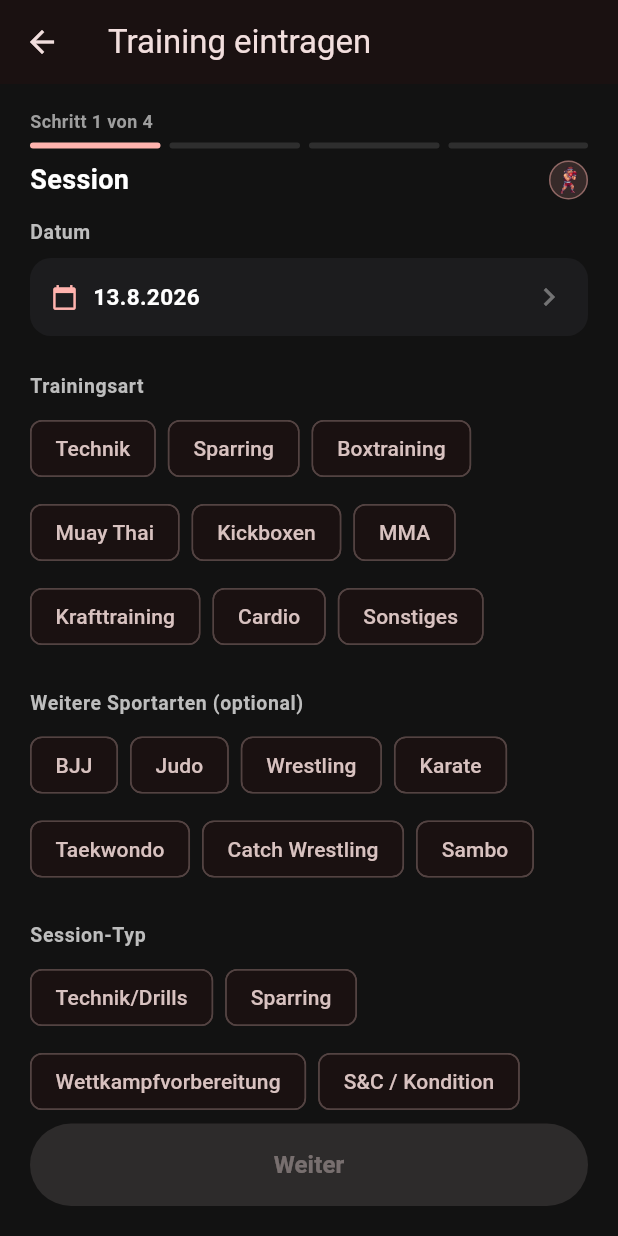
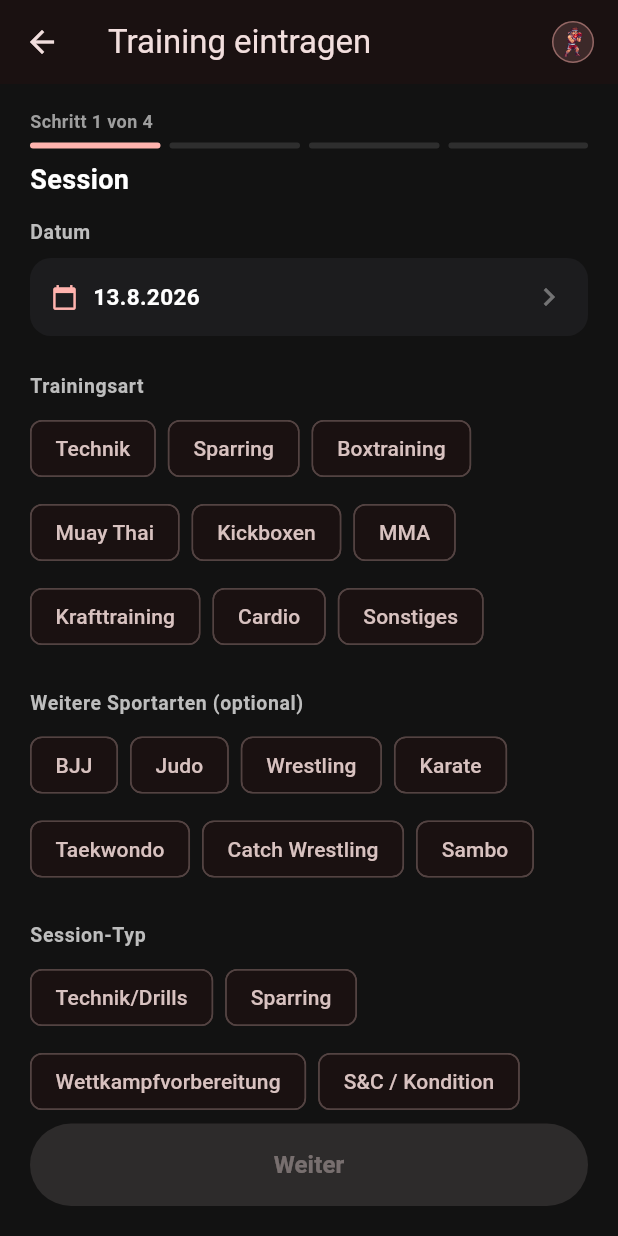
Before and after one commit to Yama384/boxing_app, a Flutter app: the LogbookScreen screen opened directly, after a tap on "Training eintragen", on a phone screen of 412 x 824 dp. Run offline on Flutter 3.47's test engine with Material 3 defaults, Android fonts, the phone set to English and light mode, and no system bars; our stand-ins replace audioplayers, fl_chart, shared_preferences; accounts and stored records are empty.

Commit message:
Löschen mit Bestätigungsdialog statt Undo-Snackbar; Coach-Guides einheitlich in AppBar (+neu für Timer/Kraft); IndexedStack für flüssigere Tab-Wechsel; Positioneller Fokus entfernt; Ziel-Button im Dashboard

```diff
--- a/lib/app_strings.dart
+++ b/lib/app_strings.dart
@@ -44,8 +44,8 @@ const Map<String, Map<String, String>> _translations = {
     'cancel': 'Abbrechen',
     'delete': 'Löschen',
     'add': 'Hinzufügen',
-    'exerciseDeleted': 'Übung gelöscht',
-    'undo': 'Rückgängig',
+    'confirmDeleteTitle': 'Wirklich löschen?',
+    'confirmDeleteMessage': 'Diese Aktion kann nicht rückgängig gemacht werden.',
     'entriesTab': 'Einträge',
     'progressTab': 'Verlauf',
     'notEnoughData': 'Noch nicht genug Daten -- trag deine Maximalkraft an mindestens 2 Trainingstagen ein',
@@ -53,7 +53,6 @@ const Map<String, Map<String, String>> _translations = {
     'maxWeightKg': 'Maximalgewicht (kg)',
     'noEntriesYet': 'Noch keine Einträge -- trag nach deiner nächsten Trainingseinheit deine Maximalkraft ein',
     'lastEntry': 'Zuletzt',
-    'entryDeleted': 'Eintrag gelöscht',
     'weekdayMonday': 'Montag',
     'weekdayTuesday': 'Dienstag',
     'weekdayWednesday': 'Mittwoch',
@@ -70,7 +69,6 @@ const Map<String, Map<String, String>> _translations = {
     'addSession': 'Einheit hinzufügen',
     'customCategoryLabel': 'Eigene Kategorie',
     'noSessionsPlanned': 'Kein Training geplant',
-    'sessionDeleted': 'Einheit gelöscht',
     'trainingTypeTechnique': 'Technik',
     'trainingTypeSparring': 'Sparring',
     'trainingTypeBoxing': 'Boxtraining',
@@ -147,7 +145,6 @@ const Map<String, Map<String, String>> _translations = {
     'markPaused': 'Pausieren',
     'reactivate': 'Reaktivieren',
     'improvementDetected': 'Verbesserung erkannt',
-    'goalDeleted': 'Ziel gelöscht',
     'editGoal': 'Ziel bearbeiten',
     'searchEntries': 'Suchen',
     'filterLabel': 'Filter',
@@ -204,13 +201,15 @@ const Map<String, Map<String, String>> _translations = {
     'coachTourPain':
         'Hattest du Schmerzen oder Beschwerden? Das hilft uns, wiederkehrende Probleme früh zu erkennen.',
     'coachTourTechniques': 'Welche Techniken hast du geübt? Trag sie als kurze Stichworte ein.',
-    'coachTourPositionalFocus': 'Auf welche Position oder welches Konzept lag dein Schwerpunkt?',
     'coachTourSuccessRating': 'Wie gut hat die Umsetzung geklappt -- zum Beispiel im Sparring oder am Sandsack?',
     'coachTourSparringLog': 'Hier trägst du deine Runden ein und was du gelandet bzw. kassiert hast.',
     'coachTourRating': 'Wie lief das Training insgesamt, auf einer Skala von 1 bis 5 Sternen?',
     'coachTourKeyTakeaway': 'Was war heute dein wichtigster Erkenntnisgewinn? Ein Satz reicht.',
     'coachTourMood': 'Wie hast du dich nach dem Training gefühlt?',
     'coachTourImprovement': 'Was möchtest du dir bis zum nächsten Mal konkret vornehmen zu verbessern?',
+    'coachTourTimerModes': 'Hier wechselst du zwischen Stoppuhr, Timer und Intervall-Timer für dein Rundentraining.',
+    'coachTourStrengthIntro':
+        'Hier fügst du neue Kraftübungen hinzu. Tippe später eine Übung an, um dein Maximalgewicht einzutragen und deinen Fortschritt zu sehen.',
     'wizardStepSession': 'Session',
     'wizardStepCheckIn': 'Check-in',
     'wizardStepTechnique': 'Technik & Sparring',
@@ -266,8 +265,6 @@ const Map<String, Map<String, String>> _translations = {
     'bodyZoneOther': 'Sonstige',
     'techniquesPracticedLabel': 'Geübte Techniken',
     'addTechniqueHint': 'Technik hinzufügen...',
-    'positionalFocusLabel': 'Positioneller Fokus',
-    'addPositionHint': 'Position hinzufügen...',
     'techniqueSuccessLabel': 'Wie gut hat die Umsetzung geklappt?',
     'sparringLogLabel': 'Sparring-Log',
     'roundsLabel': 'Runden',
@@ -327,8 +324,8 @@ const Map<String, Map<String, String>> _translations = {
     'cancel': 'Cancel',
     'delete': 'Delete',
     'add': 'Add',
-    'exerciseDeleted': 'Exercise deleted',
-    'undo': 'Undo',
+    'confirmDeleteTitle': 'Delete this?',
+    'confirmDeleteMessage': 'This action cannot be undone.',
     'entriesTab': 'Entries',
     'progressTab': 'Progress',
     'notEnoughData': 'Not enough data yet -- log your max strength on at least 2 training days',
@@ -336,7 +333,6 @@ const Map<String, Map<String, String>> _translations = {
     'maxWeightKg': 'Max weight (kg)',
     'noEntriesYet': 'No entries yet -- log your max strength after your next training session',
     'lastEntry': 'Last',
-    'entryDeleted': 'Entry deleted',
     'weekdayMonday': 'Monday',
     'weekdayTuesday': 'Tuesday',
     'weekdayWednesday': 'Wednesday',
@@ -353,7 +349,6 @@ const Map<String, Map<String, String>> _translations = {
     'addSession': 'Add session',
     'customCategoryLabel': 'Custom category',
     'noSessionsPlanned': 'No training planned',
-    'sessionDeleted': 'Session deleted',
     'trainingTypeTechnique': 'Technique',
     'trainingTypeSparring': 'Sparring',
     'trainingTypeBoxing': 'Boxing training',
@@ -430,7 +425,6 @@ const Map<String, Map<String, String>> _translations = {
     'markPaused': 'Pause',
     'reactivate': 'Reactivate',
     'improvementDetected': 'Improvement detected',
-    'goalDeleted': 'Goal deleted',
     'editGoal': 'Edit goal',
     'searchEntries': 'Search',
     'filterLabel': 'Filter',
@@ -481,13 +475,15 @@ const Map<String, Map<String, String>> _translations = {
     'coachTourSleep': 'How well did you sleep last night?',
     'coachTourPain': 'Any pain or discomfort? This helps us spot recurring issues early.',
     'coachTourTechniques': 'Which techniques did you drill? Add them as short tags.',
-    'coachTourPositionalFocus': 'What position or concept was your focus?',
     'coachTourSuccessRating': 'How well did it translate -- in sparring or on the bag, for example?',
     'coachTourSparringLog': "Here's where you log your rounds and what you landed or took.",
     'coachTourRating': 'How did the session go overall, on a scale of 1 to 5 stars?',
     'coachTourKeyTakeaway': "What was today's biggest takeaway? One sentence is enough.",
     'coachTourMood': 'How did you feel after training?',
     'coachTourImprovement': 'What do you want to specifically work on improving by next time?',
+    'coachTourTimerModes': 'Switch here between stopwatch, timer, and interval timer for your round training.',
+    'coachTourStrengthIntro':
+        'Add new strength exercises here. Later, tap an exercise to log your max weight and track your progress.',
     'wizardStepSession': 'Session',
     'wizardStepCheckIn': 'Check-in',
     'wizardStepTechnique': 'Technique & Sparring',
@@ -543,8 +539,6 @@ const Map<String, Map<String, String>> _translations = {
     'bodyZoneOther': 'Other',
     'techniquesPracticedLabel': 'Techniques practiced',
     'addTechniqueHint': 'Add technique...',
-    'positionalFocusLabel': 'Positional focus',
-    'addPositionHint': 'Add position...',
     'techniqueSuccessLabel': 'How well did it translate?',
     'sparringLogLabel': 'Sparring log',
     'roundsLabel': 'Rounds',
--- a/lib/models/training_entry.dart
+++ b/lib/models/training_entry.dart
@@ -63,7 +63,6 @@ class TrainingEntry {
     this.sleepQuality,
     this.painEntries = const [],
     this.techniquesPracticed = const [],
-    this.positionalFocus = const [],
     this.techniqueSuccessRating,
     this.sparringLog,
     this.keyTakeaway,
@@ -101,7 +100,6 @@ class TrainingEntry {
   final int? sleepQuality;
   final List<PainEntry> painEntries;
   final List<String> techniquesPracticed;
-  final List<String> positionalFocus;
   final int? techniqueSuccessRating;
   final SparringLog? sparringLog;
 
@@ -128,7 +126,6 @@ class TrainingEntry {
     int? sleepQuality,
     List<PainEntry>? painEntries,
     List<String>? techniquesPracticed,
-    List<String>? positionalFocus,
     int? techniqueSuccessRating,
     SparringLog? sparringLog,
     String? keyTakeaway,
@@ -155,7 +152,6 @@ class TrainingEntry {
       sleepQuality: sleepQuality ?? this.sleepQuality,
       painEntries: painEntries ?? this.painEntries,
       techniquesPracticed: techniquesPracticed ?? this.techniquesPracticed,
-      positionalFocus: positionalFocus ?? this.positionalFocus,
       techniqueSuccessRating: techniqueSuccessRating ?? this.techniqueSuccessRating,
       sparringLog: sparringLog ?? this.sparringLog,
       keyTakeaway: keyTakeaway ?? this.keyTakeaway,
@@ -184,7 +180,6 @@ class TrainingEntry {
         'sleepQuality': sleepQuality,
         'painEntries': [for (final p in painEntries) p.toJson()],
         'techniquesPracticed': techniquesPracticed,
-        'positionalFocus': positionalFocus,
         'techniqueSuccessRating': techniqueSuccessRating,
         'sparringLog': sparringLog?.toJson(),
         'keyTakeaway': keyTakeaway,
@@ -220,9 +215,6 @@ class TrainingEntry {
       techniquesPracticed: [
         for (final t in json['techniquesPracticed'] as List<dynamic>? ?? const []) t as String,
       ],
-      positionalFocus: [
-        for (final p in json['positionalFocus'] as List<dynamic>? ?? const []) p as String,
-      ],
       techniqueSuccessRating: json['techniqueSuccessRating'] as int?,
       sparringLog:
           json['sparringLog'] != null ? SparringLog.fromJson(json['sparringLog'] as Map<String, dynamic>) : null,
--- a/lib/screens/add_training_entry_screen.dart
+++ b/lib/screens/add_training_entry_screen.dart
@@ -77,7 +77,6 @@ class _AddTrainingEntryScreenState extends State<AddTrainingEntryScreen> {
   final _painKey = GlobalKey();
   final _goalKey = GlobalKey();
   final _techniquesKey = GlobalKey();
-  final _positionKey = GlobalKey();
   final _successKey = GlobalKey();
   final _sparringKey = GlobalKey();
   final _ratingKey = GlobalKey();
@@ -101,7 +100,6 @@ class _AddTrainingEntryScreenState extends State<AddTrainingEntryScreen> {
   final List<PainEntry> _painEntries = [];
 
   final List<String> _techniquesPracticed = [];
-  final List<String> _positionalFocus = [];
   int _techniqueSuccessRating = 0;
   int? _rounds;
   int? _roundLengthMinutes;
@@ -121,7 +119,6 @@ class _AddTrainingEntryScreenState extends State<AddTrainingEntryScreen> {
   final _improvementController = TextEditingController();
   final _keyTakeawayController = TextEditingController();
   final _techniqueTagController = TextEditingController();
-  final _positionTagController = TextEditingController();
 
   bool get _canSave => _trainingType != null;
 
@@ -148,7 +145,6 @@ class _AddTrainingEntryScreenState extends State<AddTrainingEntryScreen> {
     _improvementController.dispose();
     _keyTakeawayController.dispose();
     _techniqueTagController.dispose();
-    _positionTagController.dispose();
     super.dispose();
   }
 
@@ -256,7 +252,6 @@ class _AddTrainingEntryScreenState extends State<AddTrainingEntryScreen> {
       sleepQuality: _sleepQuality == 0 ? null : _sleepQuality,
       painEntries: _painEnabled ? _painEntries : const [],
       techniquesPracticed: _techniquesPracticed,
-      positionalFocus: _positionalFocus,
       techniqueSuccessRating: _techniqueSuccessRating == 0 ? null : _techniqueSuccessRating,
       sparringLog: sparringLog,
       keyTakeaway: _keyTakeawayController.text.trim().isEmpty ? null : _keyTakeawayController.text.trim(),
@@ -850,21 +845,6 @@ class _AddTrainingEntryScreenState extends State<AddTrainingEntryScreen> {
         ),
         const SizedBox(height: 24),
         KeyedSubtree(
-          key: _positionKey,
-          child: Column(
-            crossAxisAlignment: CrossAxisAlignment.start,
-            children: [
-              _sectionLabel(s('positionalFocusLabel')),
-              _tagInput(
-                tags: _positionalFocus,
-                controller: _positionTagController,
-                hintText: s('addPositionHint'),
-              ),
-            ],
-          ),
-        ),
-        const SizedBox(height: 24),
-        KeyedSubtree(
           key: _successKey,
           child: Column(
             crossAxisAlignment: CrossAxisAlignment.start,
@@ -1019,7 +999,6 @@ class _AddTrainingEntryScreenState extends State<AddTrainingEntryScreen> {
       'wizardStepTechnique' || 'wizardStepTechniqueOnly' => [
           CoachTourStep(anchorKey: _goalKey, message: s('coachTipGoal')),
           CoachTourStep(anchorKey: _techniquesKey, message: s('coachTourTechniques')),
-          CoachTourStep(anchorKey: _positionKey, message: s('coachTourPositionalFocus')),
           CoachTourStep(anchorKey: _successKey, message: s('coachTourSuccessRating')),
           if (_showSparringLog) CoachTourStep(anchorKey: _sparringKey, message: s('coachTourSparringLog')),
         ],
@@ -1072,16 +1051,9 @@ class _AddTrainingEntryScreenState extends State<AddTrainingEntryScreen> {
           ],
         ),
         const SizedBox(height: 8),
-        Row(
-          children: [
-            Expanded(
-              child: Text(
-                s(titles[_currentStep]),
-                style: const TextStyle(fontSize: 18, fontWeight: FontWeight.w700, color: Colors.white),
-              ),
-            ),
-            CoachAvatarIcon(onTap: () => _startStepTour(context, s), size: 26),
-          ],
+        Text(
+          s(titles[_currentStep]),
+          style: const TextStyle(fontSize: 18, fontWeight: FontWeight.w700, color: Colors.white),
         ),
       ],
     );
@@ -1098,7 +1070,15 @@ class _AddTrainingEntryScreenState extends State<AddTrainingEntryScreen> {
         final isFirstStep = _currentStep == 0;
         final isLastStep = _currentStep == steps.length - 1;
         return Scaffold(
-          appBar: AppBar(title: Text(s('addTrainingEntry'))),
+          appBar: AppBar(
+            title: Text(s('addTrainingEntry')),
+            actions: [
+              Padding(
+                padding: const EdgeInsets.only(right: 16),
+                child: Center(child: CoachAvatarIcon(onTap: () => _startStepTour(context, s))),
+              ),
+            ],
+          ),
           body: SafeArea(
             child: Column(
               children: [
--- a/lib/screens/logbook_screen.dart
+++ b/lib/screens/logbook_screen.dart
@@ -57,13 +57,19 @@ class _LogbookScreenState extends State<LogbookScreen> {
     });
   }
 
+  // IndexedStack statt eines Switches: Dashboard und Historie bleiben beim
+  // Umschalten dauerhaft gemountet (siehe timer_screen.dart), statt bei
+  // jedem Wechsel disposed und neu gebaut zu werden -- das spart die
+  // Rebuild-Kosten pro Tab-Wechsel und Such-/Filter-Eingaben in der
+  // Historie gehen beim Zurückwechseln nicht verloren.
   Widget _buildBody(AppStrings s) {
-    switch (_view) {
-      case _LogbookView.dashboard:
-        return LogbookDashboardTab(s: s, streakKey: _streakKey, focusKey: _focusKey, goalsKey: _goalsKey);
-      case _LogbookView.history:
-        return LogbookHistoryTab(s: s);
-    }
+    return IndexedStack(
+      index: _view.index,
+      children: [
+        LogbookDashboardTab(s: s, streakKey: _streakKey, focusKey: _focusKey, goalsKey: _goalsKey),
+        LogbookHistoryTab(s: s),
+      ],
+    );
   }
 
   Widget _segmentLabel(String text) {
@@ -83,7 +89,15 @@ class _LogbookScreenState extends State<LogbookScreen> {
       builder: (context, locale, _) {
         final s = AppStrings.of(locale);
         return Scaffold(
-          appBar: AppBar(title: Text(s('logbook'))),
+          appBar: AppBar(
+            title: Text(s('logbook')),
+            actions: [
+              Padding(
+                padding: const EdgeInsets.only(right: 16),
+                child: Center(child: CoachAvatarIcon(onTap: _startTour)),
+              ),
+            ],
+          ),
           floatingActionButton: FloatingActionButton.extended(
             onPressed: () => Navigator.of(context).push(
               MaterialPageRoute(builder: (_) => const AddTrainingEntryScreen()),
@@ -91,15 +105,8 @@ class _LogbookScreenState extends State<LogbookScreen> {
             icon: const Icon(Icons.add),
             label: Text(s('addTrainingEntry')),
           ),
-          // Bewusst als Stack-Overlay im Body statt in den AppBar-Actions:
-          // die AppBar (NavigationToolbar) schneidet überlaufende Kind-Inhalte
-          // ab, wodurch die Sprechblase unsichtbar wurde. Der Scaffold-Body hat
-          // dagegen kein Clipping, die Blase legt sich frei über den Inhalt.
           body: SafeArea(
-            child: Stack(
-              clipBehavior: Clip.none,
-              children: [
-                Column(
+            child: Column(
               children: [
                 Padding(
                   padding: const EdgeInsets.symmetric(horizontal: 24, vertical: 16),
@@ -119,13 +126,6 @@ class _LogbookScreenState extends State<LogbookScreen> {
                 Expanded(child: _buildBody(s)),
               ],
             ),
-                Positioned(
-                  top: 10,
-                  right: 20,
-                  child: CoachAvatarIcon(onTap: _startTour),
-                ),
-              ],
-            ),
           ),
         );
       },
```
Also changed, not shown: lib/logbook_data.dart (+0 -12 lines), lib/screens/create_goal_screen.dart (+69 -26 lines), lib/screens/exercise_detail_screen.dart (+4 -16 lines), lib/screens/goal_detail_screen.dart (+5 -8 lines), lib/screens/logbook_dashboard_tab.dart (+14 -1 lines), lib/screens/logbook_history_tab.dart (+4 -11 lines), lib/screens/strength_screen.dart (+53 -13 lines), lib/screens/timer_screen.dart (+56 -9 lines), lib/screens/training_plan_screen.dart (+56 -30 lines), lib/strength_data.dart (+0 -7 lines), lib/widgets/confirm_delete_dialog.dart (added, +26 -0 lines). Lines whose indentation alone changed are shown as unchanged.
